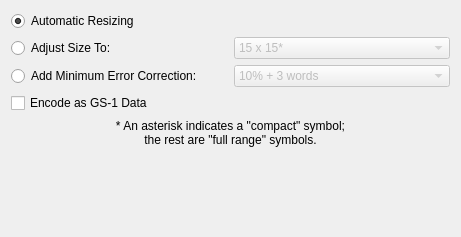
First picture: the form in frontend_qt4/grpAztec.ui, repository zint/zint-gpl-only, before the edit.
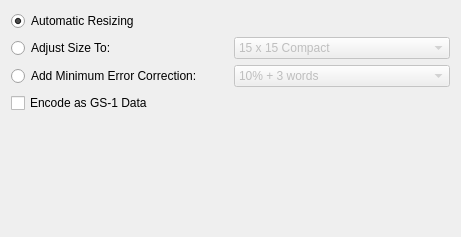
Second picture: the form after the edit.

The edit to the form file:
```diff
--- a/frontend_qt4/grpAztec.ui
+++ b/frontend_qt4/grpAztec.ui
@@ -39,8 +39,8 @@
         <bool>false</bool>
        </property>
        <item>
-        <property name="text">
-         <string>15 x 15*</string>
+        <property name="text" >
+         <string>15 x 15 Compact</string>
         </property>
        </item>
        <item>
@@ -261,18 +261,6 @@
        </property>
       </widget>
      </item>
-     <item row="4" column="0" colspan="2">
-      <widget class="QLabel" name="lblAztecNote">
-       <property name="text">
-        <string>&lt;!DOCTYPE HTML PUBLIC &quot;-//W3C//DTD HTML 4.0//EN&quot; &quot;http://www.w3.org/TR/REC-html40/strict.dtd&quot;&gt;
-&lt;html&gt;&lt;head&gt;&lt;meta name=&quot;qrichtext&quot; content=&quot;1&quot; /&gt;&lt;style type=&quot;text/css&quot;&gt;
-p, li { white-space: pre-wrap; }
-&lt;/style&gt;&lt;/head&gt;&lt;body style=&quot; font-family:'Sans Serif'; font-size:9pt; font-weight:400; font-style:normal;&quot;&gt;
-&lt;p align=&quot;center&quot; style=&quot; margin-top:0px; margin-bottom:0px; margin-left:0px; margin-right:0px; -qt-block-indent:0; text-indent:0px;&quot;&gt;* An asterisk indicates a &quot;compact&quot; symbol;&lt;/p&gt;
-&lt;p align=&quot;center&quot; style=&quot; margin-top:0px; margin-bottom:0px; margin-left:0px; margin-right:0px; -qt-block-indent:0; text-indent:0px;&quot;&gt;the rest are &quot;full range&quot; symbols.&lt;/p&gt;&lt;/body&gt;&lt;/html&gt;</string>
-       </property>
-      </widget>
-     </item>
     </layout>
    </item>
    <item>
```
Left out of the diff: 149 changed lines with no effect on the pictures.
